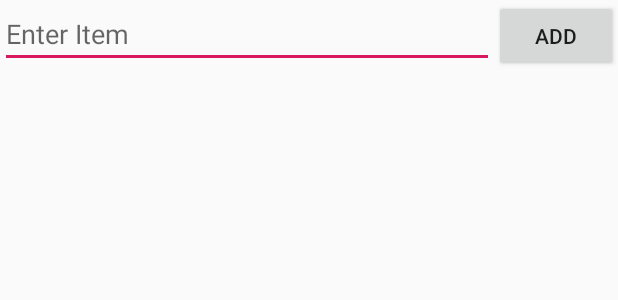
After one commit to pkazmierski/mobile-2019, an Android app: the layout activity_task_list.xml on its own in the app's theme, with its tools: preview values and no code run, on a phone screen of 412 x 824 dp. The commit adds this screen. Shown: the top 300 px of the screen. Run offline under Robolectric (Android 15) with nearby library versions, the phone set to English and light mode, and no system bars.

Commit message:
WIP To-Do List implementation

```diff
--- a/app/src/main/AndroidManifest.xml
+++ b/app/src/main/AndroidManifest.xml
@@ -9,6 +9,11 @@
         android:roundIcon="@mipmap/ic_launcher_round"
         android:supportsRtl="true"
         android:theme="@style/AppTheme">
+        <activity android:name=".TaskListActivity" android:parentActivityName=".MainActivity">
+            <meta-data
+                android:name="android.support.PARENT_ACTIVITY"
+                android:value=".MainActivity" />
+        </activity>
         <activity android:name=".MainActivity">
             <intent-filter>
                 <action android:name="android.intent.action.MAIN" />
--- /dev/null
+++ b/app/src/main/res/layout/activity_task_list.xml
@@ -0,0 +1,43 @@
+<?xml version="1.0" encoding="utf-8"?>
+<android.support.constraint.ConstraintLayout xmlns:android="http://schemas.android.com/apk/res/android"
+    xmlns:app="http://schemas.android.com/apk/res-auto"
+    xmlns:tools="http://schemas.android.com/tools"
+    android:layout_width="match_parent"
+    android:layout_height="match_parent"
+    android:orientation="vertical"
+    tools:context=".TaskListActivity">
+
+    <LinearLayout
+        android:id="@+id/linearLayout"
+        android:layout_width="match_parent"
+        android:layout_height="wrap_content"
+        android:orientation="horizontal">
+
+        <EditText
+            android:id="@+id/item_edit_text"
+            android:layout_width="0dp"
+            android:layout_height="wrap_content"
+            android:layout_weight="4"
+            android:hint="Enter Item" />
+
+        <Button
+            android:id="@+id/add_btn"
+            android:layout_width="0dp"
+            android:layout_height="wrap_content"
+            android:layout_weight="1"
+            android:onClick="onClick"
+            android:text="Add" />
+
+    </LinearLayout>
+
+    <ListView
+        android:id="@+id/items_list"
+        android:layout_width="395dp"
+        android:layout_height="667dp"
+        android:layout_marginTop="8dp"
+        android:layout_marginBottom="8dp"
+        app:layout_constraintBottom_toBottomOf="parent"
+        app:layout_constraintTop_toBottomOf="@+id/linearLayout"
+        tools:layout_editor_absoluteX="8dp" />
+
+</android.support.constraint.ConstraintLayout>
```
Also changed, not shown: app/src/main/java/com/example/kandydatpl/FileHelper.java (added, +46 -0 lines), app/src/main/java/com/example/kandydatpl/MainActivity.java (+10 -0 lines), app/src/main/java/com/example/kandydatpl/TaskListActivity.java (added, +63 -0 lines), app/src/main/res/layout/activity_main.xml (+9 -0 lines).
